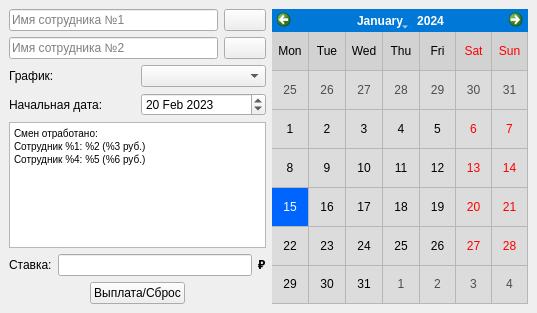
The-Zealot/WBScheduleManager, file mainwindow.ui: the form before one commit.
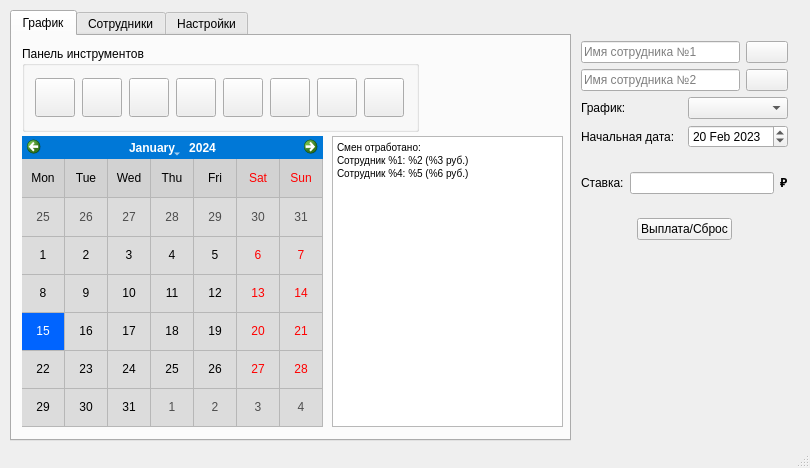
The form after the commit.

Commit message: Created new custom message widget AlertWidget. Include QSQLITE database. Added toolsBar (gui panel and base class/enum)

The edit to the form file:
```diff
--- a/mainwindow.ui
+++ b/mainwindow.ui
@@ -6,16 +6,333 @@
    <rect>
     <x>0</x>
     <y>0</y>
-    <width>537</width>
-    <height>313</height>
+    <width>810</width>
+    <height>468</height>
    </rect>
   </property>
   <property name="windowTitle">
    <string>Менеджер графиков</string>
   </property>
   <widget class="QWidget" name="centralwidget">
-   <layout class="QGridLayout" name="gridLayout">
-    <item row="0" column="0">
+   <widget class="QTabWidget" name="tabWidget">
+    <property name="geometry">
+     <rect>
+      <x>10</x>
+      <y>10</y>
+      <width>561</width>
+      <height>431</height>
+     </rect>
+    </property>
+    <property name="tabPosition">
+     <enum>QTabWidget::North</enum>
+    </property>
+    <property name="tabShape">
+     <enum>QTabWidget::Rounded</enum>
+    </property>
+    <property name="currentIndex">
+     <number>0</number>
+    </property>
+    <property name="elideMode">
+     <enum>Qt::ElideNone</enum>
+    </property>
+    <widget class="QWidget" name="tab">
+     <attribute name="title">
+      <string>График</string>
+     </attribute>
+     <widget class="QCalendarWidget" name="calendarWidget">
+      <property name="geometry">
+       <rect>
+        <x>10</x>
+        <y>100</y>
+        <width>301</width>
+        <height>291</height>
+       </rect>
+      </property>
+      <property name="styleSheet">
+       <string notr="true">QCalendarWidget QToolButton {
+  	color: white;
+	background-color: rgb(0, 120, 215);
+  }
+  
+  QCalendarWidget QSpinBox { 
+  	color: white; 
+	background-color: rgb(0, 120, 215);
+  	selection-background-color: rgb(136, 136, 136);
+  	selection-color: rgb(255, 255, 255);
+  }
+  /* header row */
+  QCalendarWidget QWidget { alternate-background-color: rgb(210, 210, 210); }
+   
+  /* normal days */
+  QCalendarWidget QAbstractItemView:enabled 
+  {
+  	color: black;  
+  	background-color: rgb(220, 220, 220);  
+  	selection-background-color: rgb(0, 100, 255); 
+  	selection-color: rgb(255, 255, 255); 
+  }
+   
+  /* days in other months */
+  /* navigation bar */
+QCalendarWidget QWidget#qt_calendar_navigationbar
+{  
+	background-color: rgb(0, 120, 215);
+}
+QCalendarWidget QAbstractItemView:disabled 
+{ 
+color: rgb(77, 77, 77); 
+}</string>
+      </property>
+      <property name="gridVisible">
+       <bool>true</bool>
+      </property>
+      <property name="verticalHeaderFormat">
+       <enum>QCalendarWidget::NoVerticalHeader</enum>
+      </property>
+      <property name="navigationBarVisible">
+       <bool>true</bool>
+      </property>
+      <property name="dateEditEnabled">
+       <bool>true</bool>
+      </property>
+     </widget>
+     <widget class="QTextBrowser" name="textBrowser">
+      <property name="geometry">
+       <rect>
+        <x>320</x>
+        <y>100</y>
+        <width>231</width>
+        <height>291</height>
+       </rect>
+      </property>
+      <property name="sizePolicy">
+       <sizepolicy hsizetype="Expanding" vsizetype="Expanding">
+        <horstretch>0</horstretch>
+        <verstretch>0</verstretch>
+       </sizepolicy>
+      </property>
+      <property name="maximumSize">
+       <size>
+        <width>16777215</width>
+        <height>16777215</height>
+       </size>
+      </property>
+      <property name="html">
+       <string>&lt;!DOCTYPE HTML PUBLIC &quot;-//W3C//DTD HTML 4.0//EN&quot; &quot;http://www.w3.org/TR/REC-html40/strict.dtd&quot;&gt;
+&lt;html&gt;&lt;head&gt;&lt;meta name=&quot;qrichtext&quot; content=&quot;1&quot; /&gt;&lt;style type=&quot;text/css&quot;&gt;
+p, li { white-space: pre-wrap; }
+&lt;/style&gt;&lt;/head&gt;&lt;body style=&quot; font-family:'MS Shell Dlg 2'; font-size:7.8pt; font-weight:400; font-style:normal;&quot;&gt;
+&lt;p style=&quot; margin-top:0px; margin-bottom:0px; margin-left:0px; margin-right:0px; -qt-block-indent:0; text-indent:0px;&quot;&gt;Смен отработано:&lt;/p&gt;
+&lt;p style=&quot; margin-top:0px; margin-bottom:0px; margin-left:0px; margin-right:0px; -qt-block-indent:0; text-indent:0px;&quot;&gt;Сотрудник %1: %2 (%3 руб.)&lt;/p&gt;
+&lt;p style=&quot; margin-top:0px; margin-bottom:0px; margin-left:0px; margin-right:0px; -qt-block-indent:0; text-indent:0px;&quot;&gt;Сотрудник %4: %5 (%6 руб.)&lt;/p&gt;&lt;/body&gt;&lt;/html&gt;</string>
+      </property>
+     </widget>
+     <widget class="QGroupBox" name="groupBox">
+      <property name="geometry">
+       <rect>
+        <x>10</x>
+        <y>10</y>
+        <width>397</width>
+        <height>86</height>
+       </rect>
+      </property>
+      <property name="title">
+       <string>Панель инструментов</string>
+      </property>
+      <layout class="QHBoxLayout" name="horizontalLayout_9">
+       <item>
+        <widget class="QToolButton" name="toolButtonArrow">
+         <property name="text">
+          <string/>
+         </property>
+         <property name="iconSize">
+          <size>
+           <width>32</width>
+           <height>32</height>
+          </size>
+         </property>
+        </widget>
+       </item>
+       <item>
+        <widget class="QToolButton" name="toolButtonEmployees">
+         <property name="text">
+          <string/>
+         </property>
+         <property name="iconSize">
+          <size>
+           <width>32</width>
+           <height>32</height>
+          </size>
+         </property>
+        </widget>
+       </item>
+       <item>
+        <widget class="QToolButton" name="toolButtonSalary">
+         <property name="text">
+          <string/>
+         </property>
+         <property name="iconSize">
+          <size>
+           <width>32</width>
+           <height>32</height>
+          </size>
+         </property>
+        </widget>
+       </item>
+       <item>
+        <widget class="QToolButton" name="toolButtonPaymentTarget">
+         <property name="text">
+          <string/>
+         </property>
+         <property name="iconSize">
+          <size>
+           <width>32</width>
+           <height>32</height>
+          </size>
+         </property>
+        </widget>
+       </item>
+       <item>
+        <widget class="QToolButton" name="toolButtonPaymentGeneral">
+         <property name="text">
+          <string/>
+         </property>
+         <property name="iconSize">
+          <size>
+           <width>32</width>
+           <height>32</height>
+          </size>
+         </property>
+        </widget>
+       </item>
+       <item>
+        <widget class="QToolButton" name="toolButtonClear">
+         <property name="text">
+          <string/>
+         </property>
+         <property name="iconSize">
+          <size>
+           <width>32</width>
+           <height>32</height>
+          </size>
+         </property>
+        </widget>
+       </item>
+       <item>
+        <widget class="QToolButton" name="toolButtonCalculate">
+         <property name="text">
+          <string/>
+         </property>
+         <property name="iconSize">
+          <size>
+           <width>32</width>
+           <height>32</height>
+          </size>
+         </property>
+        </widget>
+       </item>
+       <item>
+        <widget class="QToolButton" name="toolButtonSave">
+         <property name="text">
+          <string/>
+         </property>
+         <property name="iconSize">
+          <size>
+           <width>32</width>
+           <height>32</height>
+          </size>
+         </property>
+        </widget>
+       </item>
+      </layout>
+     </widget>
+    </widget>
+    <widget class="QWidget" name="tab_2">
+     <attribute name="title">
+      <string>Сотрудники</string>
+     </attribute>
+     <widget class="QTableView" name="tableView">
+      <property name="geometry">
+       <rect>
+        <x>10</x>
+        <y>10</y>
+        <width>381</width>
+        <height>381</height>
+       </rect>
+      </property>
+     </widget>
+     <widget class="QWidget" name="">
+      <property name="geometry">
+       <rect>
+        <x>401</x>
+        <y>11</y>
+        <width>151</width>
+        <height>93</height>
+       </rect>
+      </property>
+      <layout class="QVBoxLayout" name="verticalLayout_3">
+       <item>
+        <layout class="QHBoxLayout" name="horizontalLayout_7">
+         <item>
+          <widget class="QLineEdit" name="editEmployee1_2">
+           <property name="placeholderText">
+            <string>Имя сотрудника</string>
+           </property>
+          </widget>
+         </item>
+         <item>
+          <widget class="QPushButton" name="widgetColor_2">
+           <property name="sizePolicy">
+            <sizepolicy hsizetype="Preferred" vsizetype="Fixed">
+             <horstretch>0</horstretch>
+             <verstretch>0</verstretch>
+            </sizepolicy>
+           </property>
+           <property name="minimumSize">
+            <size>
+             <width>42</width>
+             <height>0</height>
+            </size>
+           </property>
+           <property name="text">
+            <string/>
+           </property>
+          </widget>
+         </item>
+        </layout>
+       </item>
+       <item>
+        <widget class="QPushButton" name="buttonAdd">
+         <property name="text">
+          <string>Добавить</string>
+         </property>
+        </widget>
+       </item>
+       <item>
+        <widget class="QPushButton" name="buttonRemove">
+         <property name="text">
+          <string>Убавить</string>
+         </property>
+        </widget>
+       </item>
+      </layout>
+     </widget>
+    </widget>
+    <widget class="QWidget" name="tab_3">
+     <attribute name="title">
+      <string>Настройки</string>
+     </attribute>
+    </widget>
+   </widget>
+   <widget class="QWidget" name="">
+    <property name="geometry">
+     <rect>
+      <x>581</x>
+      <y>41</y>
+      <width>207</width>
+      <height>199</height>
+     </rect>
+    </property>
      <layout class="QVBoxLayout" name="verticalLayout_2">
       <item>
        <layout class="QVBoxLayout" name="verticalLayout">
@@ -127,31 +444,6 @@
         </item>
        </layout>
       </item>
-      <item>
-       <widget class="QTextBrowser" name="textBrowser">
-        <property name="sizePolicy">
-         <sizepolicy hsizetype="Expanding" vsizetype="Expanding">
-          <horstretch>0</horstretch>
-          <verstretch>0</verstretch>
-         </sizepolicy>
-        </property>
-        <property name="maximumSize">
-         <size>
-          <width>16777215</width>
-          <height>16777215</height>
-         </size>
-        </property>
-        <property name="html">
-         <string>&lt;!DOCTYPE HTML PUBLIC &quot;-//W3C//DTD HTML 4.0//EN&quot; &quot;http://www.w3.org/TR/REC-html40/strict.dtd&quot;&gt;
-&lt;html&gt;&lt;head&gt;&lt;meta name=&quot;qrichtext&quot; content=&quot;1&quot; /&gt;&lt;style type=&quot;text/css&quot;&gt;
-p, li { white-space: pre-wrap; }
-&lt;/style&gt;&lt;/head&gt;&lt;body style=&quot; font-family:'MS Shell Dlg 2'; font-size:7.8pt; font-weight:400; font-style:normal;&quot;&gt;
-&lt;p style=&quot; margin-top:0px; margin-bottom:0px; margin-left:0px; margin-right:0px; -qt-block-indent:0; text-indent:0px;&quot;&gt;Смен отработано:&lt;/p&gt;
-&lt;p style=&quot; margin-top:0px; margin-bottom:0px; margin-left:0px; margin-right:0px; -qt-block-indent:0; text-indent:0px;&quot;&gt;Сотрудник %1: %2 (%3 руб.)&lt;/p&gt;
-&lt;p style=&quot; margin-top:0px; margin-bottom:0px; margin-left:0px; margin-right:0px; -qt-block-indent:0; text-indent:0px;&quot;&gt;Сотрудник %4: %5 (%6 руб.)&lt;/p&gt;&lt;/body&gt;&lt;/html&gt;</string>
-        </property>
-       </widget>
-      </item>
       <item>
        <layout class="QHBoxLayout" name="horizontalLayout_3">
         <item>
@@ -211,60 +503,9 @@
        </layout>
       </item>
      </layout>
-    </item>
-    <item row="0" column="1">
-     <widget class="QCalendarWidget" name="calendarWidget">
-      <property name="styleSheet">
-       <string notr="true">QCalendarWidget QToolButton {
-  	color: white;
-	background-color: rgb(0, 120, 215);
-  }
-  
-  QCalendarWidget QSpinBox { 
-  	color: white; 
-	background-color: rgb(0, 120, 215);
-  	selection-background-color: rgb(136, 136, 136);
-  	selection-color: rgb(255, 255, 255);
-  }
-  /* header row */
-  QCalendarWidget QWidget { alternate-background-color: rgb(210, 210, 210); }
-   
-  /* normal days */
-  QCalendarWidget QAbstractItemView:enabled 
-  {
-  	color: black;  
-  	background-color: rgb(220, 220, 220);  
-  	selection-background-color: rgb(0, 100, 255); 
-  	selection-color: rgb(255, 255, 255); 
-  }
-   
-  /* days in other months */
-  /* navigation bar */
-QCalendarWidget QWidget#qt_calendar_navigationbar
-{  
-	background-color: rgb(0, 120, 215);
-}
-QCalendarWidget QAbstractItemView:disabled 
-{ 
-color: rgb(77, 77, 77); 
-}</string>
-      </property>
-      <property name="gridVisible">
-       <bool>true</bool>
-      </property>
-      <property name="verticalHeaderFormat">
-       <enum>QCalendarWidget::NoVerticalHeader</enum>
-      </property>
-      <property name="navigationBarVisible">
-       <bool>true</bool>
-      </property>
-      <property name="dateEditEnabled">
-       <bool>true</bool>
-      </property>
-     </widget>
-    </item>
-   </layout>
+   </widget>
   </widget>
+  <widget class="QStatusBar" name="statusBar"/>
  </widget>
  <resources/>
  <connections/>
```
Lines whose indentation alone changed are shown as unchanged. The commit also changes 9 other files.
